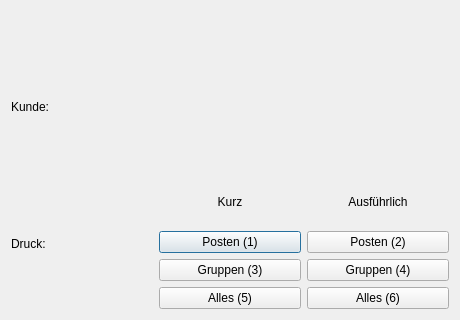
romanweissflog/FAKT, file form/general_print_page.ui: the form before one commit; both pictures show x 0 to 460 and y 244 to 564 of the 460 by 564 pixel window.
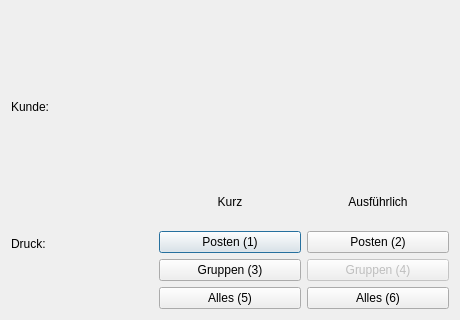
The form after the commit. Custom widgets are drawn as their Qt base class.

```diff
--- a/form/general_print_page.ui
+++ b/form/general_print_page.ui
@@ -158,6 +158,9 @@
        </item>
        <item>
         <widget class="QPushButton" name="groupsLong">
+         <property name="enabled">
+          <bool>false</bool>
+         </property>
          <property name="text">
           <string>Gruppen (4)</string>
          </property>
```
Left out of the diff: 3 changed lines with no effect on the pictures.
